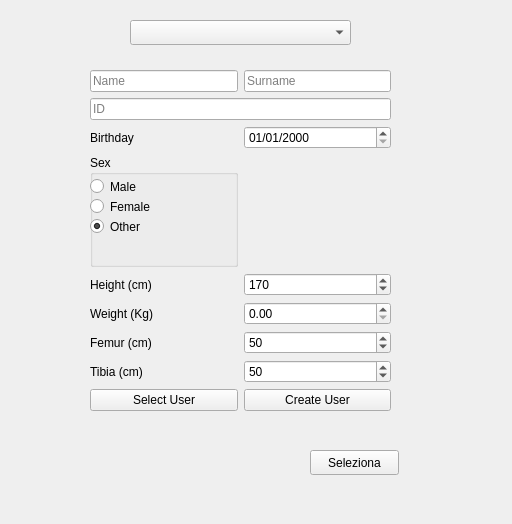
Before: the Qt Designer form src/gui_pkg/include/gui_pkg/select_user_form.ui in cristianbass01/GUI_robotic_exoskeleton, drawn with Qt 5.
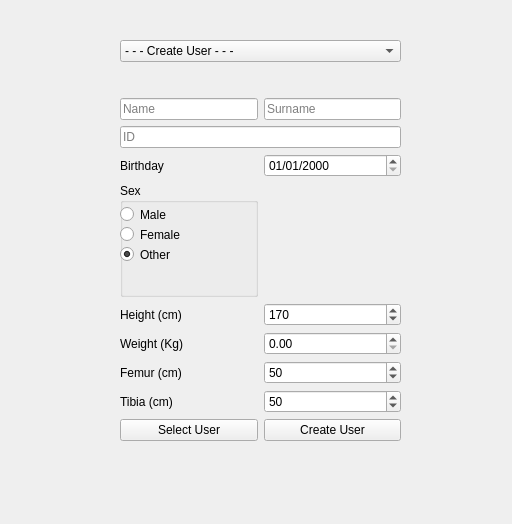
After: the same form once the commit is applied.

```diff
--- a/src/gui_pkg/include/gui_pkg/select_user_form.ui
+++ b/src/gui_pkg/include/gui_pkg/select_user_form.ui
@@ -13,58 +13,28 @@
   <property name="windowTitle">
    <string>Form</string>
   </property>
-  <widget class="QComboBox" name="CB_selectUser">
-   <property name="geometry">
-    <rect>
-     <x>130</x>
-     <y>20</y>
-     <width>221</width>
-     <height>25</height>
-    </rect>
-   </property>
-  </widget>
-  <widget class="QPushButton" name="BT_select">
-   <property name="geometry">
-    <rect>
-     <x>310</x>
-     <y>450</y>
-     <width>89</width>
-     <height>25</height>
-    </rect>
-   </property>
-   <property name="text">
-    <string>Seleziona</string>
-   </property>
-  </widget>
   <widget class="QWidget" name="gridLayoutWidget">
    <property name="geometry">
     <rect>
-     <x>90</x>
-     <y>70</y>
-     <width>301</width>
-     <height>341</height>
+     <x>120</x>
+     <y>40</y>
+     <width>281</width>
+     <height>401</height>
     </rect>
    </property>
    <layout class="QGridLayout" name="gridLayout">
-    <item row="9" column="0">
+    <item row="11" column="0">
      <widget class="QPushButton" name="BT_selectUser">
       <property name="text">
        <string>Select User</string>
       </property>
      </widget>
     </item>
-    <item row="5" column="1">
-     <widget class="QSpinBox" name="NB_height">
-      <property name="maximum">
-       <number>300</number>
-      </property>
-      <property name="value">
-       <number>170</number>
-      </property>
-     </widget>
-    </item>
-    <item row="2" column="1">
+    <item row="4" column="1">
      <widget class="QDateEdit" name="DE_birthday">
+      <property name="readOnly">
+       <bool>false</bool>
+      </property>
       <property name="minimumDate">
        <date>
         <year>1900</year>
@@ -77,63 +47,116 @@
       </property>
      </widget>
     </item>
-    <item row="2" column="0">
+    <item row="4" column="0">
      <widget class="QLabel" name="LB_birthday">
       <property name="text">
        <string>Birthday</string>
       </property>
      </widget>
     </item>
-    <item row="1" column="0" colspan="2">
+    <item row="10" column="0">
+     <widget class="QLabel" name="LB_tibia">
+      <property name="text">
+       <string>Tibia (cm)</string>
+      </property>
+     </widget>
+    </item>
+    <item row="9" column="1">
+     <widget class="QSpinBox" name="NB_femur">
+      <property name="readOnly">
+       <bool>false</bool>
+      </property>
+      <property name="maximum">
+       <number>300</number>
+      </property>
+      <property name="value">
+       <number>50</number>
+      </property>
+     </widget>
+    </item>
+    <item row="11" column="1">
+     <widget class="QPushButton" name="BT_create">
+      <property name="text">
+       <string>Create User</string>
+      </property>
+     </widget>
+    </item>
+    <item row="0" column="0" colspan="2">
+     <widget class="QComboBox" name="CB_selectUser">
+      <item>
+       <property name="text">
+        <string>- - - Create User - - -</string>
+       </property>
+      </item>
+     </widget>
+    </item>
+    <item row="8" column="1">
+     <widget class="QDoubleSpinBox" name="NB_weight">
+      <property name="readOnly">
+       <bool>false</bool>
+      </property>
+      <property name="maximum">
+       <double>500.000000000000000</double>
+      </property>
+     </widget>
+    </item>
+    <item row="8" column="0">
+     <widget class="QLabel" name="LB_weight">
+      <property name="text">
+       <string>Weight (Kg)</string>
+      </property>
+     </widget>
+    </item>
+    <item row="2" column="0">
+     <widget class="QLineEdit" name="TB_name">
+      <property name="readOnly">
+       <bool>true</bool>
+      </property>
+      <property name="placeholderText">
+       <string>Name</string>
+      </property>
+     </widget>
+    </item>
+    <item row="3" column="0" colspan="2">
      <widget class="QLineEdit" name="TB_id">
       <property name="maxLength">
        <number>16</number>
       </property>
+      <property name="readOnly">
+       <bool>true</bool>
+      </property>
       <property name="placeholderText">
        <string>ID</string>
       </property>
      </widget>
     </item>
-    <item row="5" column="0">
-     <widget class="QLabel" name="LB_height">
-      <property name="text">
-       <string>Height (cm)</string>
+    <item row="7" column="1">
+     <widget class="QSpinBox" name="NB_height">
+      <property name="readOnly">
+       <bool>false</bool>
       </property>
-     </widget>
-    </item>
-    <item row="0" column="1">
-     <widget class="QLineEdit" name="TB_surname">
-      <property name="placeholderText">
-       <string>Surname</string>
+      <property name="maximum">
+       <number>300</number>
+      </property>
+      <property name="value">
+       <number>170</number>
       </property>
      </widget>
     </item>
     <item row="6" column="0">
-     <widget class="QLabel" name="LB_weight">
-      <property name="text">
-       <string>Weight (Kg)</string>
-      </property>
-     </widget>
-    </item>
-    <item row="0" column="0">
-     <widget class="QLineEdit" name="TB_name">
-      <property name="placeholderText">
-       <string>Name</string>
-      </property>
-     </widget>
-    </item>
-    <item row="9" column="1">
-     <widget class="QPushButton" name="BT_create">
-      <property name="text">
-       <string>Create User</string>
-      </property>
-     </widget>
-    </item>
-    <item row="4" column="0">
      <widget class="QGroupBox" name="GB_gender">
+      <property name="enabled">
+       <bool>true</bool>
+      </property>
       <property name="title">
        <string>Sex</string>
       </property>
+      <property name="flat">
+       <bool>false</bool>
+      </property>
+      <property name="checkable">
+       <bool>false</bool>
+      </property>
       <widget class="QRadioButton" name="RB_male">
        <property name="geometry">
         <rect>
@@ -146,6 +169,9 @@
        <property name="text">
         <string>Male</string>
        </property>
+       <property name="checkable">
+        <bool>true</bool>
+       </property>
       </widget>
       <widget class="QRadioButton" name="RB_female">
        <property name="geometry">
@@ -159,6 +185,12 @@
        <property name="text">
         <string>Female</string>
        </property>
+       <property name="checkable">
+        <bool>true</bool>
+       </property>
+       <property name="checked">
+        <bool>false</bool>
+       </property>
       </widget>
       <widget class="QRadioButton" name="RB_other">
        <property name="geometry">
@@ -172,6 +204,9 @@
        <property name="text">
         <string>Other</string>
        </property>
+       <property name="checkable">
+        <bool>true</bool>
+       </property>
        <property name="checked">
         <bool>true</bool>
        </property>
@@ -179,45 +214,57 @@
      </widget>
     </item>
     <item row="7" column="0">
+     <widget class="QLabel" name="LB_height">
+      <property name="text">
+       <string>Height (cm)</string>
+      </property>
+     </widget>
+    </item>
+    <item row="10" column="1">
+     <widget class="QSpinBox" name="NB_tibia">
+      <property name="readOnly">
+       <bool>false</bool>
+      </property>
+      <property name="maximum">
+       <number>300</number>
+      </property>
+      <property name="value">
+       <number>50</number>
+      </property>
+     </widget>
+    </item>
+    <item row="9" column="0">
      <widget class="QLabel" name="LB_femur">
       <property name="text">
        <string>Femur (cm)</string>
       </property>
      </widget>
     </item>
-    <item row="8" column="0">
-     <widget class="QLabel" name="LB_tibia">
-      <property name="text">
-       <string>Tibia (cm)</string>
+    <item row="2" column="1">
+     <widget class="QLineEdit" name="TB_surname">
+      <property name="readOnly">
+       <bool>true</bool>
       </property>
-     </widget>
-    </item>
-    <item row="8" column="1">
-     <widget class="QSpinBox" name="NB_tibia">
-      <property name="maximum">
-       <number>300</number>
+      <property name="placeholderText">
+       <string>Surname</string>
       </property>
-      <property name="value">
-       <number>50</number>
-      </property>
      </widget>
     </item>
-    <item row="6" column="1">
-     <widget class="QDoubleSpinBox" name="NB_weight">
-      <property name="maximum">
-       <double>500.000000000000000</double>
+    <item row="1" column="0" colspan="2">
+     <spacer name="verticalSpacer">
+      <property name="orientation">
+       <enum>Qt::Vertical</enum>
       </property>
-     </widget>
-    </item>
-    <item row="7" column="1">
-     <widget class="QSpinBox" name="NB_femur">
-      <property name="maximum">
-       <number>300</number>
+      <property name="sizeType">
+       <enum>QSizePolicy::Fixed</enum>
       </property>
-      <property name="value">
-       <number>50</number>
+      <property name="sizeHint" stdset="0">
+       <size>
+        <width>20</width>
+        <height>30</height>
+       </size>
       </property>
-     </widget>
+     </spacer>
     </item>
    </layout>
   </widget>
```
